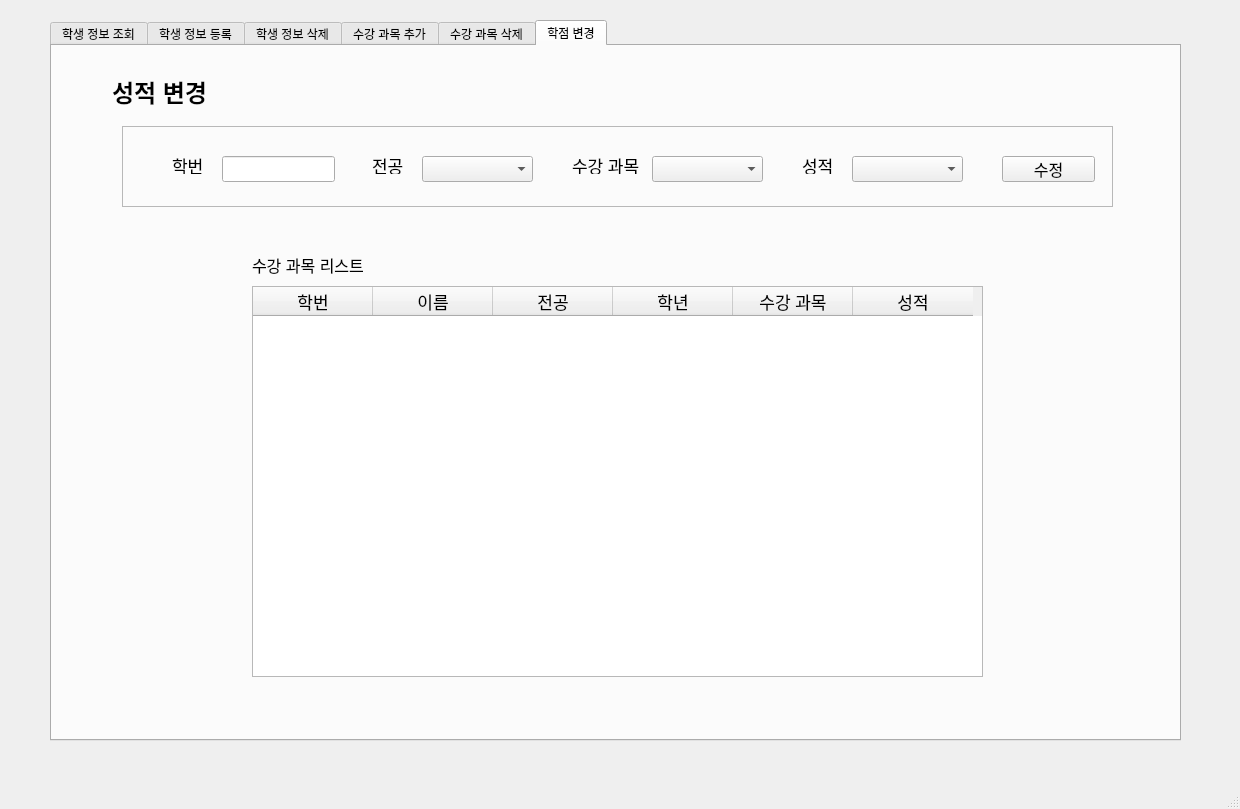
Old version of the form mainwindow.ui in the repository gunwoopyo/simpleStudentManagement.
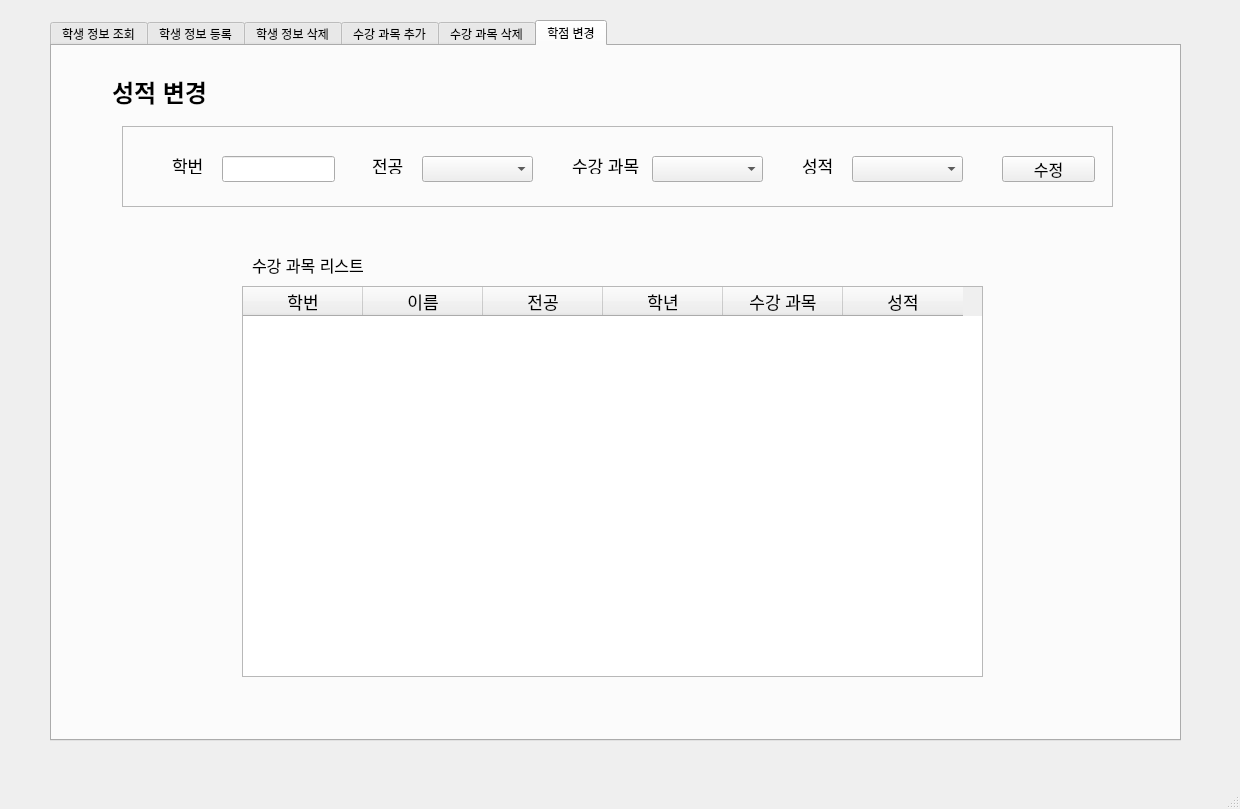
New version of the form. The open tabs and pages were chosen to show the change.

Diff of the .ui file:
```diff
--- a/mainwindow.ui
+++ b/mainwindow.ui
@@ -1632,9 +1632,9 @@
      <widget class="QTableWidget" name="upgradeGradeTable">
       <property name="geometry">
        <rect>
-        <x>200</x>
+        <x>190</x>
         <y>240</y>
-        <width>731</width>
+        <width>741</width>
         <height>391</height>
        </rect>
       </property>
```
Left out of the diff: 22 changed lines with no effect on the pictures.
